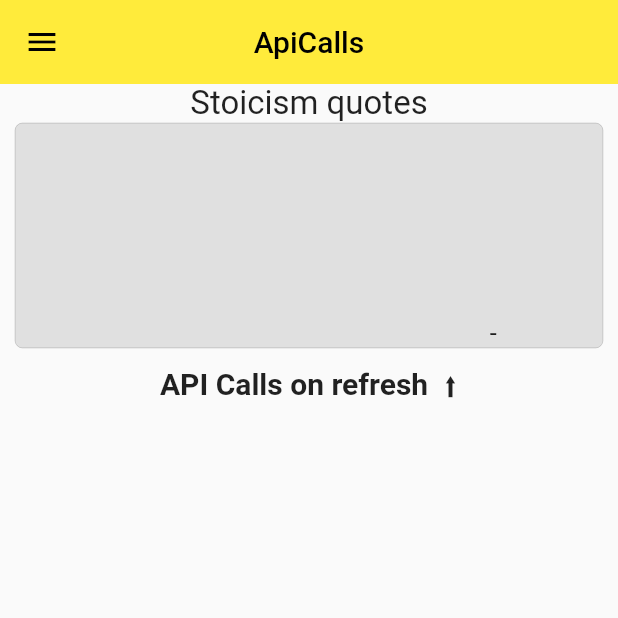
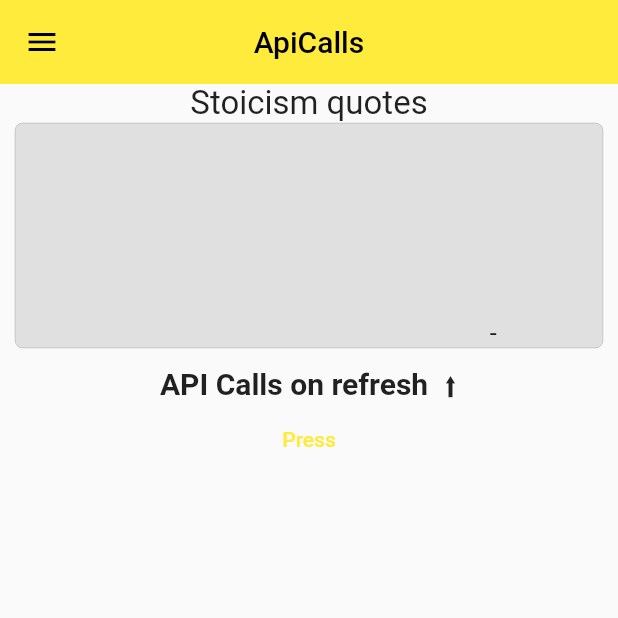
Before and after one commit to Rishikesh-278/Authentication, a Flutter app: the ApiCalls screen opened directly, on a phone screen of 412 x 824 dp, the top half of it. Run offline on Flutter 3.47's test engine with Material 2 defaults, Android fonts, the phone set to English and light mode, and no system bars; our stand-ins replace firebase_auth, firebase_core, flutter_slidable, google_sign_in, hive, hive_flutter; missing offline and left inert: openai_gpt3_api; accounts and stored records are empty.

Commit message:
No message

```diff
--- a/lib/Screens/ApiCalls.dart
+++ b/lib/Screens/ApiCalls.dart
@@ -1,13 +1,15 @@
+import 'dart:convert';
+import 'package:authentication/components/drawer.dart';
 import 'package:flutter/material.dart';
 import 'package:http/http.dart' as http;
-import 'package:authentication/components/drawer.dart';
-import 'dart:convert';
-import 'dart:math';
+import 'package:openai_gpt3_api/openai_gpt3_api.dart';
 import 'package:authentication/api_key.dart';
 
 String quote = "";
 String author = "";
 //String words = "";
+
+var api = GPT3(OpenAi_Key);
 
 class ApiCalls extends StatefulWidget {
   const ApiCalls({Key? key}) : super(key: key);
@@ -46,10 +48,12 @@ class _ApiCallsState extends State<ApiCalls> {
             quote = (data["text"]);
             author = (data["author"]);
             //words = (data[Random().nextInt(100)]);
+
             /*
             This words API generates list of 117 words, The above line of code choose one random word out of 100,
             https://famous-quotes4.p.rapidapi.com/?rapidapi-key=$Api_Key
              */
+
             //author = (data["quotes"][0]["author"]);
 
             setState(() {});
@@ -58,7 +62,7 @@ class _ApiCallsState extends State<ApiCalls> {
             children: <Widget>[
               Column(
                 children: <Widget>[
-                  Text(
+                  const Text(
                     "Stoicism quotes",
                     style: TextStyle(fontSize: 22),
                   ),
@@ -106,6 +110,10 @@ class _ApiCallsState extends State<ApiCalls> {
                   ),
                 ],
               ),
+              TextButton(onPressed: () async {
+               //var result = await api.search();
+
+              }, child: Text("Press"))
             ],
           ),
         ),
--- a/pubspec.yaml
+++ b/pubspec.yaml
@@ -41,6 +41,7 @@ dependencies:
   http: ^0.13.5
   flutter_slidable: ^1.2.0
   http_parser: ^4.0.1
+  openai_gpt3_api: ^0.1.3
 
 dev_dependencies:
   flutter_test:
```
Also changed, not shown: pubspec.lock.
